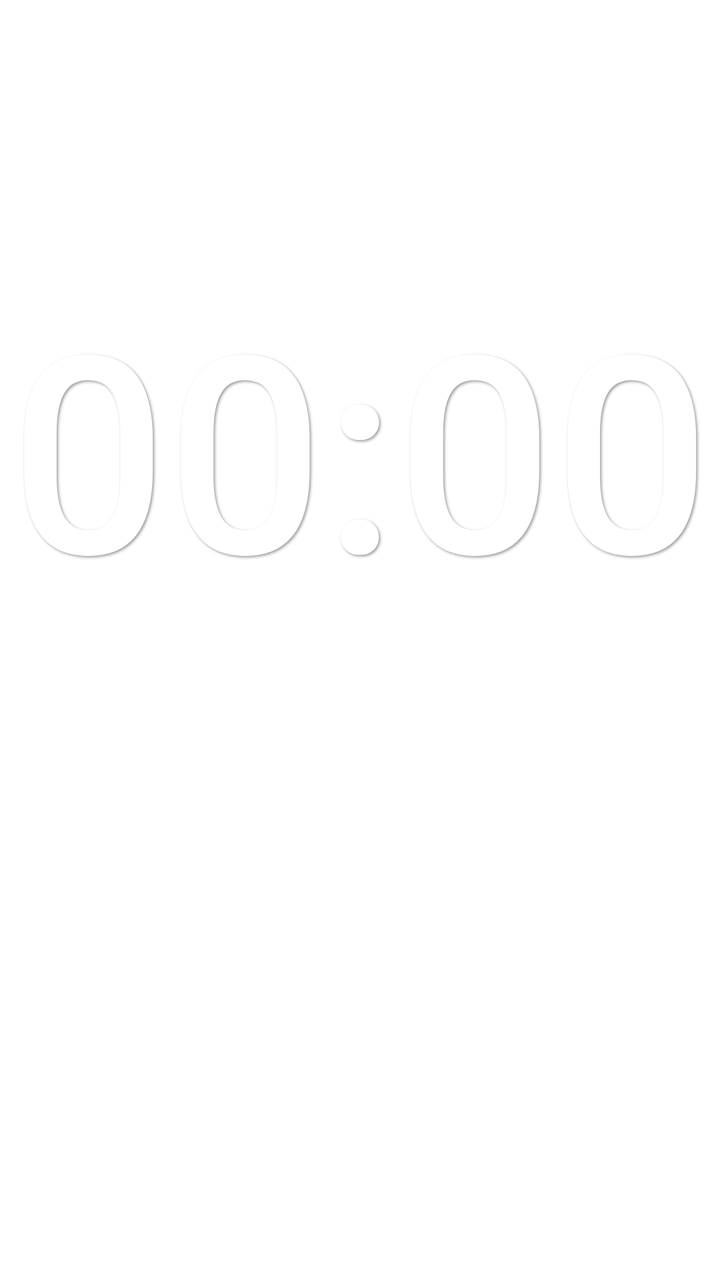
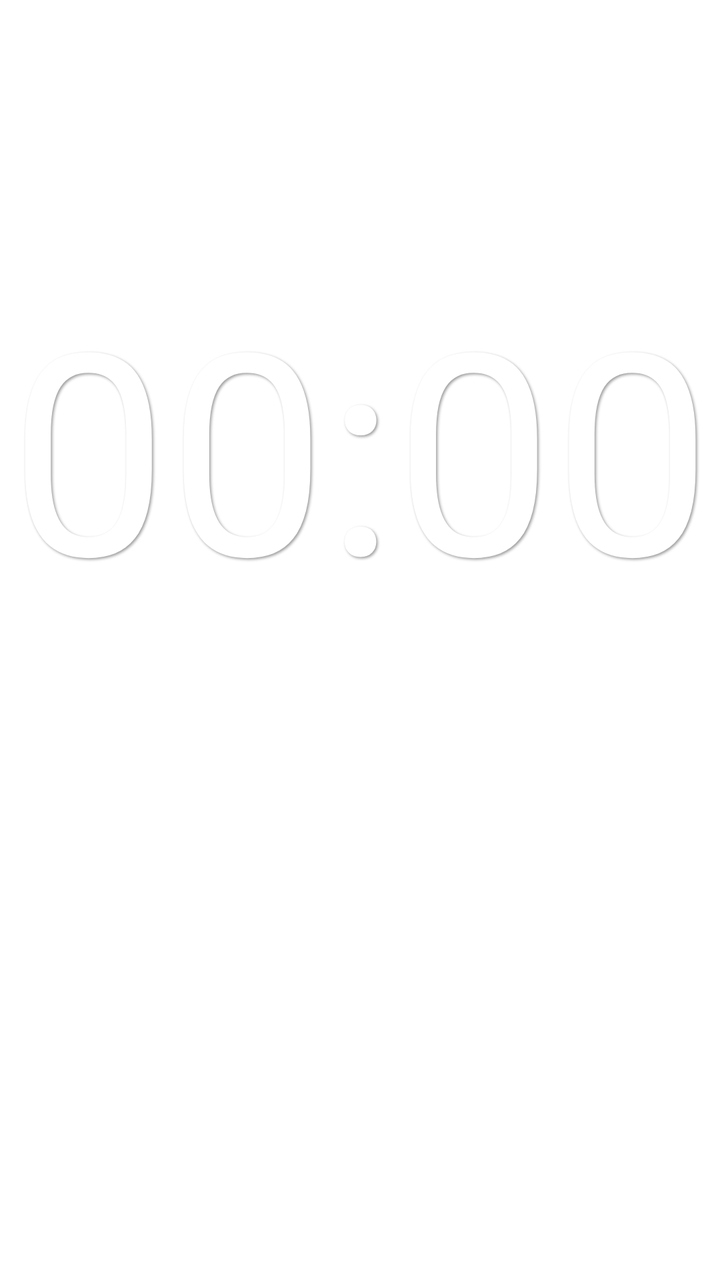

Before-and-after screenshots of an Android layout around one commit, followed by the original layout XML and the change that was made.
<!-- AndroidManifest.xml: fallback theme Theme.MaterialComponents.DayNight.NoActionBar -->
<!-- res/layout/widget_clock.xml -->
<?xml version="1.0" encoding="utf-8"?>
<LinearLayout xmlns:android="http://schemas.android.com/apk/res/android"
    android:id="@+id/widget_root"
    android:layout_width="match_parent"
    android:layout_height="match_parent"
    android:gravity="center"
    android:orientation="vertical"
    android:padding="4dp">

    
    <TextClock
        android:id="@+id/txt_time"
        android:fontFamily="sans-serif-medium"
        android:layout_width="match_parent"
        android:layout_height="0dp"
        android:layout_weight="5"
        android:autoSizeMaxTextSize="300sp"
        android:autoSizeMinTextSize="8sp"
        android:autoSizeStepGranularity="1sp"
        android:autoSizeTextType="uniform"
        android:format12Hour="HH:mm"
        android:format24Hour="HH:mm"
        android:gravity="center"
        android:includeFontPadding="false"
        android:maxLines="1"
        android:shadowColor="#66000000"
        android:shadowDx="2"
        android:shadowDy="2"
        android:shadowRadius="3"
        android:textColor="#FFFFFF"
         />
     

    
    <TextView
        android:id="@+id/txt_date"
         android:fontFamily="sans-serif"
        android:layout_width="match_parent"
        android:layout_height="0dp"
        android:layout_weight="2"
        android:autoSizeMaxTextSize="200sp"
        android:autoSizeMinTextSize="6sp"
        android:autoSizeStepGranularity="1sp"
        android:autoSizeTextType="uniform"
        android:gravity="center"
        android:includeFontPadding="false"
        android:maxLines="1"
        android:shadowColor="#66000000"
        android:shadowDx="2"
        android:shadowDy="2"
        android:shadowRadius="3"
        android:textColor="#FFFFFF"
         />
     

</LinearLayout>
<!-- resources referenced by this layout -->
<resources>

</resources>

<!-- the commit's change to res/layout/widget_clock.xml (unified diff, before → after) -->
@@ -10,7 +10,7 @@
     
     <TextClock
         android:id="@+id/txt_time"
-        android:fontFamily="sans-serif-medium"
+        android:fontFeatureSettings="tnum"
         android:layout_width="match_parent"
         android:layout_height="0dp"
         android:layout_weight="5"
